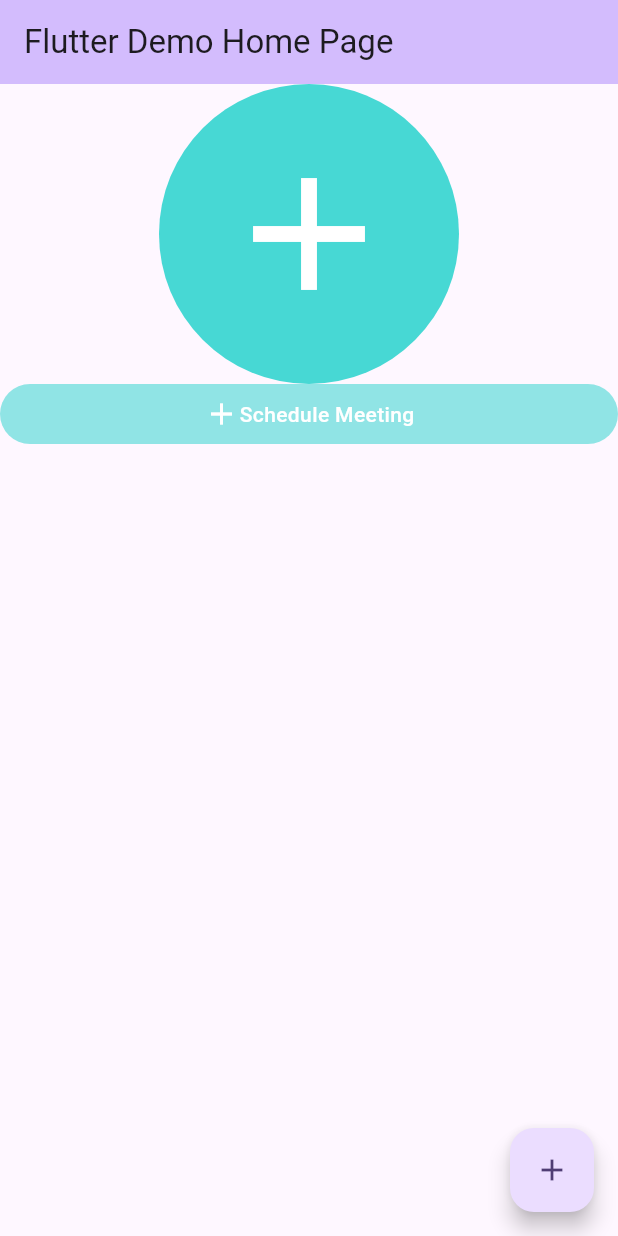
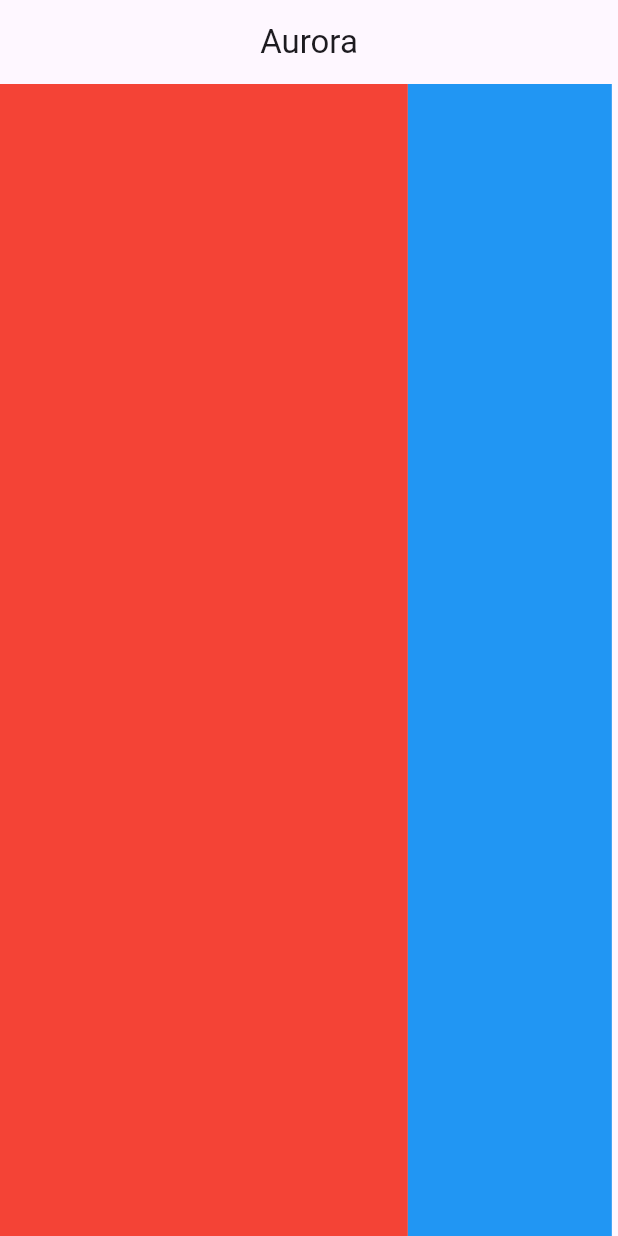
Before and after one commit to maxbaird/aurora, a Flutter app: the screen it shows after launch, on a phone screen of 412 x 824 dp. Run offline on Flutter 3.47's test engine with Material 3 defaults, Android fonts, the phone set to English and light mode, and no system bars.

Commit message:
Set up basic application layout.

```diff
--- /dev/null
+++ b/lib/aurora/presentation/aurora.dart
@@ -0,0 +1,22 @@
+import 'package:flutter/material.dart';
+
+class Aurora extends StatelessWidget {
+  const Aurora({super.key});
+
+  @override
+  Widget build(BuildContext context) {
+    final screenWidth = MediaQuery.of(context).size.width;
+    return Row(
+      children: [
+        Container(
+          color: Colors.red,
+          width: screenWidth * 0.66,
+        ),
+        Container(
+          color: Colors.blue,
+          width: screenWidth * 0.33,
+        )
+      ],
+    );
+  }
+}
--- a/lib/core/presentation/widgets/aurora_add_button.dart
+++ b/lib/core/presentation/widgets/aurora_add_button.dart
@@ -2,12 +2,17 @@ import '../colors.dart';
 import 'package:flutter/material.dart';
 
 class AuroraAddButton extends StatelessWidget {
-  const AuroraAddButton({super.key});
+  const AuroraAddButton({
+    super.key,
+    required this.onTap,
+  });
+
+  final void Function() onTap;
 
   @override
   Widget build(BuildContext context) {
     return InkWell(
-      onTap: () {},
+      onTap: onTap,
       customBorder: const CircleBorder(),
       child: Ink(
         width: 200.0,
--- a/lib/main.dart
+++ b/lib/main.dart
@@ -1,7 +1,5 @@
+import 'package:aurora/aurora/presentation/aurora.dart';
 import 'package:flutter/material.dart';
-
-import 'core/presentation/widgets/aurora_add_button.dart';
-import 'core/presentation/widgets/aurora_schedule_meeting_button.dart';
 
 void main() {
   runApp(const MyApp());
@@ -13,54 +11,17 @@ class MyApp extends StatelessWidget {
   @override
   Widget build(BuildContext context) {
     return MaterialApp(
-      title: 'Flutter Demo',
-      theme: ThemeData(
-        colorScheme: ColorScheme.fromSeed(seedColor: Colors.deepPurple),
-        useMaterial3: true,
-      ),
-      home: const MyHomePage(title: 'Flutter Demo Home Page'),
-    );
+        title: 'Flutter Demo',
+        theme: ThemeData(
+          colorScheme: ColorScheme.fromSeed(seedColor: Colors.deepPurple),
+          useMaterial3: true,
+        ),
+        home: Scaffold(
+          appBar: AppBar(
+            title: const Text('Aurora'),
+            centerTitle: true,
+          ),
+          body: const Aurora(),
+        ));
   }
 }
-
-class MyHomePage extends StatefulWidget {
-  const MyHomePage({super.key, required this.title});
-
-  final String title;
-
-  @override
-  State<MyHomePage> createState() => _MyHomePageState();
-}
-
-class _MyHomePageState extends State<MyHomePage> {
-  int _counter = 0;
-
-  void _incrementCounter() {
-    setState(() {
-      _counter++;
-    });
-  }
-
-  @override
-  Widget build(BuildContext context) {
-    return Scaffold(
-      appBar: AppBar(
-        backgroundColor: Theme.of(context).colorScheme.inversePrimary,
-        title: Text(widget.title),
-      ),
-      body: Column(
-        children: [
-          const Center(child: AuroraAddButton()),
-          Center(
-              child: AuroraScheduleMeetingButton(
-                  label: 'Schedule Meeting', onTap: () {}))
-        ],
-      ),
-      floatingActionButton: FloatingActionButton(
-        onPressed: _incrementCounter,
-        tooltip: 'Increment',
-        child: const Icon(Icons.add),
-      ),
-    );
-  }
-}
```
